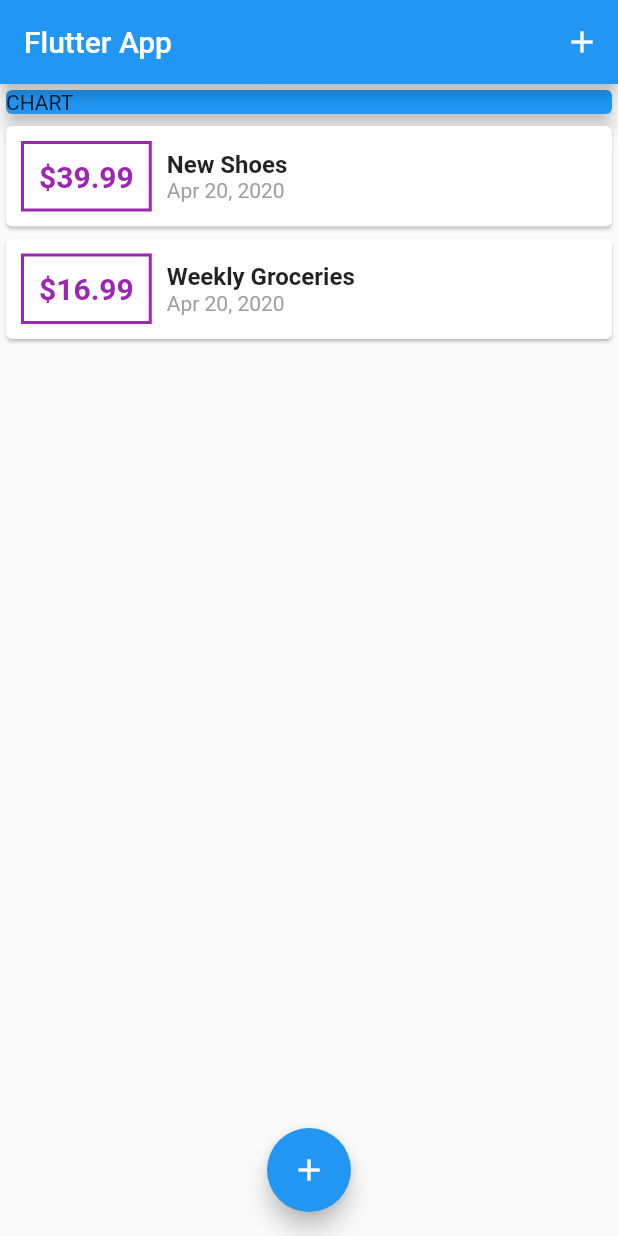
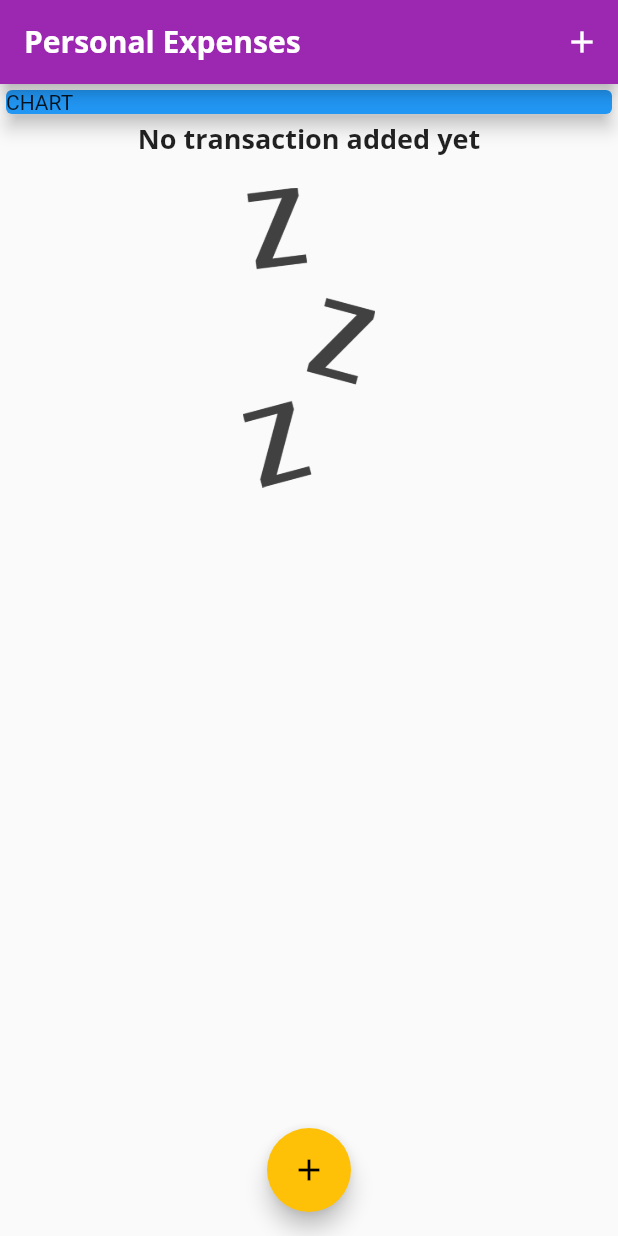
Before and after one commit to devsahm/flutter-expense-planer-app, a Flutter app: the screen it shows after launch, on a phone screen of 412 x 824 dp. Run offline on Flutter 3.47's test engine with Material 2 defaults, Android fonts, the phone set to English and light mode, and no system bars.

Commit message:
added custom image and text

```diff
--- a/lib/main.dart
+++ b/lib/main.dart
@@ -1,8 +1,5 @@
 import './widgets/transaction_list.dart';
-
 import './widgets/new_transaction.dart';
-
-import './widgets/transaction_list.dart';
 import './models/transaction.dart';
 import 'package:flutter/material.dart';
 
@@ -12,7 +9,25 @@ class MyApp extends StatelessWidget {
   @override
   Widget build(BuildContext context) {
     return MaterialApp(
-      title: 'Flutter App',
+      title: 'Personal Expenses',
+      theme: ThemeData(
+          primarySwatch: Colors.purple,
+          accentColor: Colors.amber,
+          textTheme: ThemeData.light().textTheme.copyWith(
+                  title: TextStyle(
+                fontFamily: 'OpenSans',
+                fontWeight: FontWeight.bold,
+                fontSize: 18,
+              )),
+          fontFamily: 'Quicksand',
+          appBarTheme: AppBarTheme(
+            textTheme: ThemeData.light().textTheme.copyWith(
+                    title: TextStyle(
+                  fontFamily: 'OpenSans',
+                  fontSize: 20,
+                  fontWeight: FontWeight.bold,
+                )),
+          )),
       home: MyHomePage(),
     );
   }
@@ -27,18 +42,18 @@ class MyHomePage extends StatefulWidget {
 
 class _MyHomePageState extends State<MyHomePage> {
   final List<Transaction> _userTransactions = [
-    Transaction(
-      id: 't1',
-      title: 'New Shoes',
-      amount: 39.99,
-      date: DateTime.now(),
-    ),
-    Transaction(
-      id: 't2',
-      title: 'Weekly Groceries',
-      amount: 16.99,
-      date: DateTime.now(),
-    ),
+    // Transaction(
+    //   id: 't1',
+    //   title: 'New Shoes',
+    //   amount: 39.99,
+    //   date: DateTime.now(),
+    // ),
+    // Transaction(
+    //   id: 't2',
+    //   title: 'Weekly Groceries',
+    //   amount: 16.99,
+    //   date: DateTime.now(),
+    // ),
   ];
   void _addNewTransaction(String txTitle, double txAmount) {
     final newTx = Transaction(
@@ -58,7 +73,7 @@ class _MyHomePageState extends State<MyHomePage> {
       context: ctx,
       builder: (_) {
         return GestureDetector(
-          onTap: (){},
+          onTap: () {},
           child: NewTransaction(_addNewTransaction),
           behavior: HitTestBehavior.opaque,
         );
@@ -70,7 +85,9 @@ class _MyHomePageState extends State<MyHomePage> {
   Widget build(BuildContext context) {
     return Scaffold(
       appBar: AppBar(
-        title: Text('Flutter App'),
+        title: Text(
+          'Personal Expenses',
+        ),
         actions: <Widget>[
           IconButton(
             icon: Icon(
--- /dev/null
+++ b/lib/widgets/chart.dart
@@ -0,0 +1,11 @@
+import 'package:flutter/material.dart';
+
+class Chart extends StatelessWidget {
+  @override
+  Widget build(BuildContext context) {
+    return Card(
+      elevation: 6,
+      margin: EdgeInsets.all(20),
+    );
+  }
+}
--- a/lib/widgets/transaction_list.dart
+++ b/lib/widgets/transaction_list.dart
@@ -1,16 +1,35 @@
 import 'package:flutter/material.dart';
-
 import '../models/transaction.dart';
 import 'package:intl/intl.dart';
+
 class TransactionList extends StatelessWidget {
   final List<Transaction> transactions;
   TransactionList(this.transactions);
   @override
-  Widget build(BuildContext context){
-    return  Container(
+  Widget build(BuildContext context) {
+    return Container(
       height: 300,
-          child: ListView.builder(
-            itemBuilder:(ctx, index){
+      child: transactions.isEmpty
+          ? Column(
+              children: <Widget>[
+                Text(
+                  'No transaction added yet',
+                  style: Theme.of(context).textTheme.title,
+                ),
+                SizedBox(
+                  height: 20,
+                ),
+                Container(
+                  height: 200,
+                  child: Image.asset(
+                    'assets/images/waiting.png',
+                    fit: BoxFit.cover,
+                  ),
+                ),
+              ],
+            )
+          : ListView.builder(
+              itemBuilder: (ctx, index) {
                 return Card(
                   child: Row(
                     children: <Widget>[
@@ -21,7 +40,7 @@ class TransactionList extends StatelessWidget {
                         ),
                         decoration: BoxDecoration(
                           border: Border.all(
-                              color: Colors.purple,
+                            color: Theme.of(context).primaryColor,
                             width: 2,
                           ),
                         ),
@@ -31,7 +50,7 @@ class TransactionList extends StatelessWidget {
                           style: TextStyle(
                             fontWeight: FontWeight.bold,
                             fontSize: 20,
-                              color: Colors.purple,
+                            color: Theme.of(context).primaryColor,
                           ),
                         ),
                       ),
@@ -40,10 +59,7 @@ class TransactionList extends StatelessWidget {
                         children: <Widget>[
                           Text(
                             transactions[index].title,
-                              style: TextStyle(
-                                fontSize: 16,
-                                fontWeight: FontWeight.bold,
-                              ),
+                            style: Theme.of(context).textTheme.title,
                           ),
                           Text(
                             DateFormat.yMMMd().format(transactions[index].date),
@@ -57,9 +73,8 @@ class TransactionList extends StatelessWidget {
                   ),
                 );
               },
-            itemCount:transactions.length,
+              itemCount: transactions.length,
             ),
-
     );
   }
 }
```
Also changed, not shown: pubspec.yaml (+14 -8 lines), assets/fonts/OpenSans-Bold.ttf (added), assets/fonts/OpenSans-Regular.ttf (added), assets/fonts/Quicksand-Bold.ttf (added), assets/fonts/Quicksand-Light.ttf (added), assets/fonts/Quicksand-Medium.ttf (added), assets/fonts/Quicksand-Regular.ttf (added), assets/images/waiting.png (added). Lines whose indentation alone changed are shown as unchanged.
